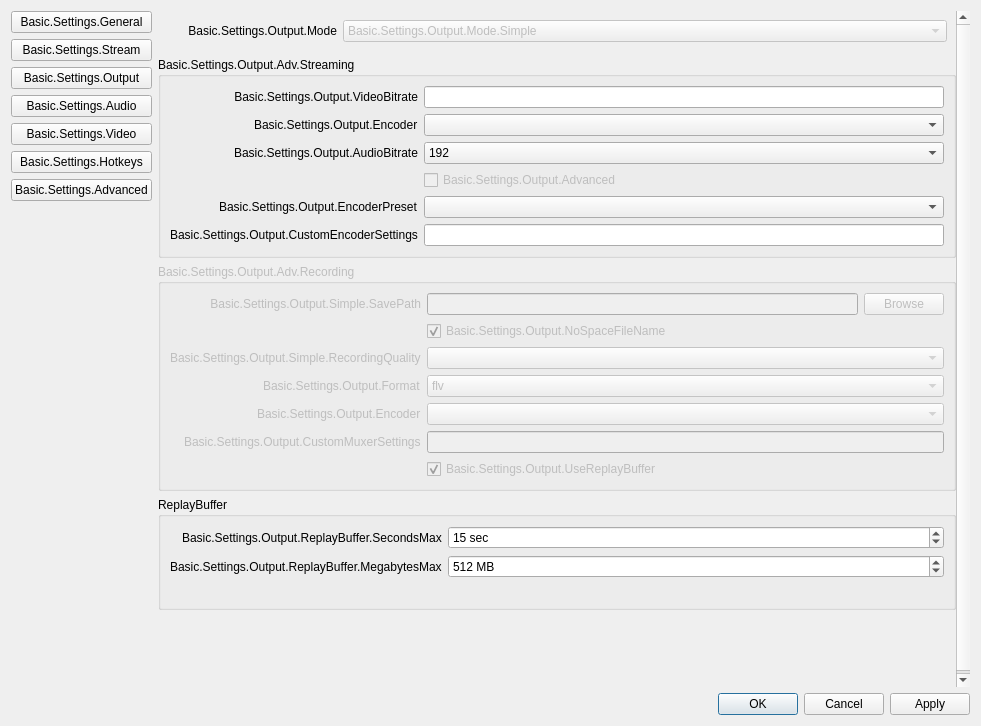
Above: vendor_skins/RemoteFilming/UI/forms/OBSBasicSettings.ui from CoSMoSoftware/OBS-studio-webrtc before the change. Below: the same form after it.
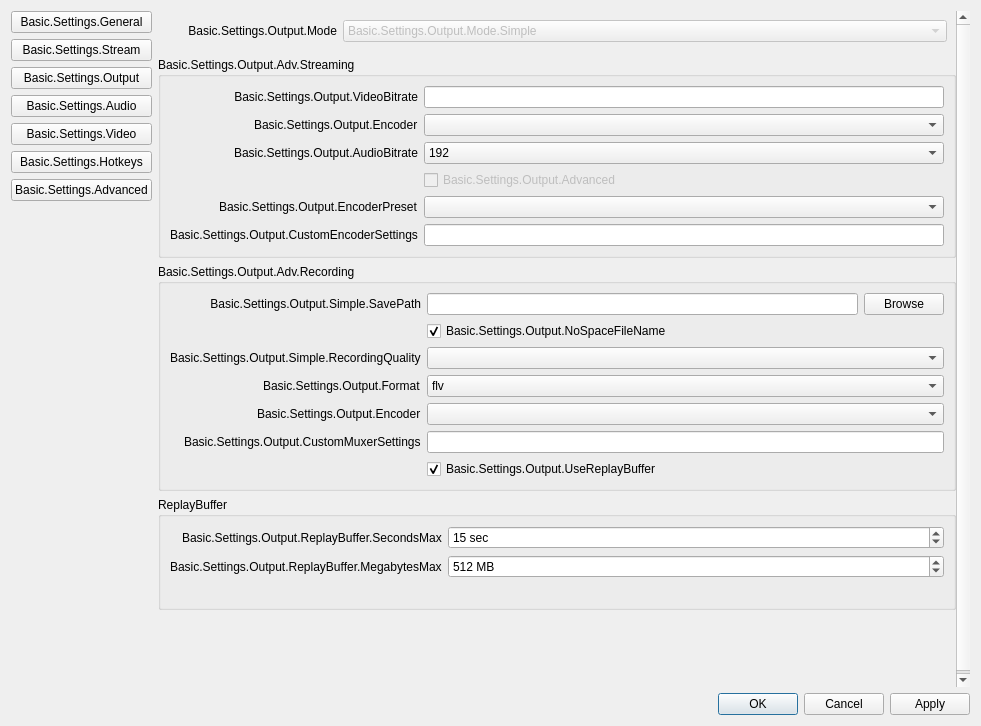
That is the form after the change. The open tabs and pages were chosen to show the change. Icons and pictures are not drawn. Custom widgets are drawn as their Qt base class.

Commit message: RFS: output tab: show recording section

What changed in the file:
```diff
--- a/vendor_skins/RemoteFilming/UI/forms/OBSBasicSettings.ui
+++ b/vendor_skins/RemoteFilming/UI/forms/OBSBasicSettings.ui
@@ -1836,7 +1836,7 @@
                     <bool>false</bool>
                    </property>
                    <property name="enabled">
-                    <bool>false</bool>
+                    <bool>true</bool>
                    </property>
                    <layout class="QFormLayout" name="formLayout_6">
                     <property name="fieldGrowthPolicy">
```
Left out of the diff: 3 changed lines with no effect on the pictures.
